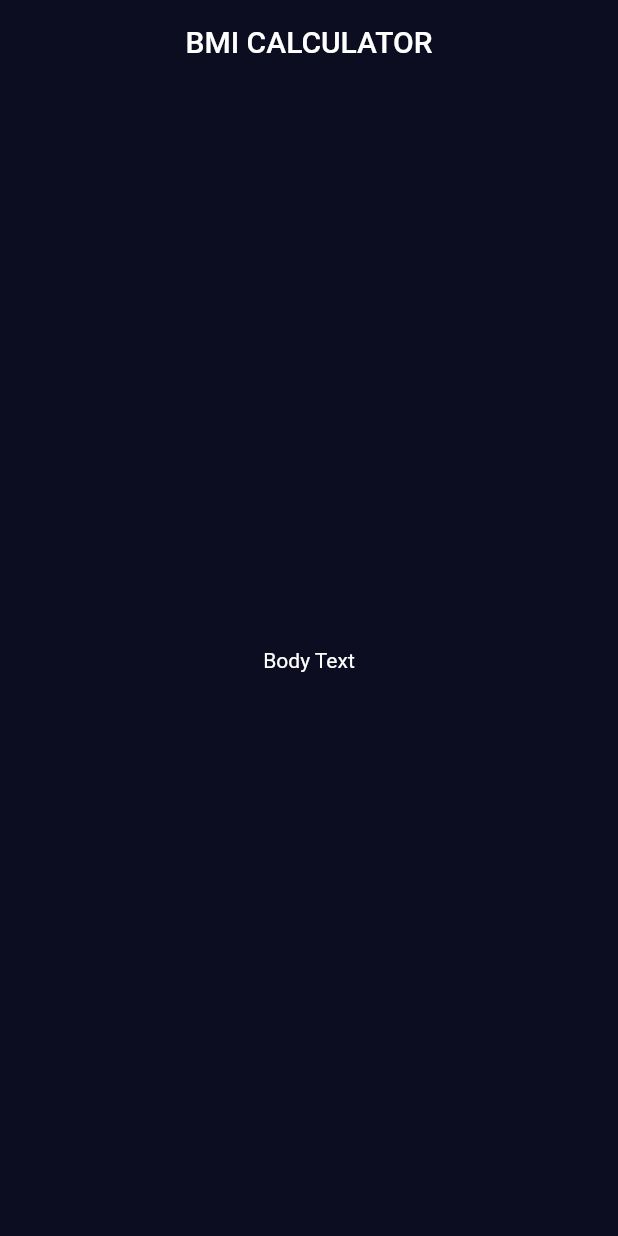
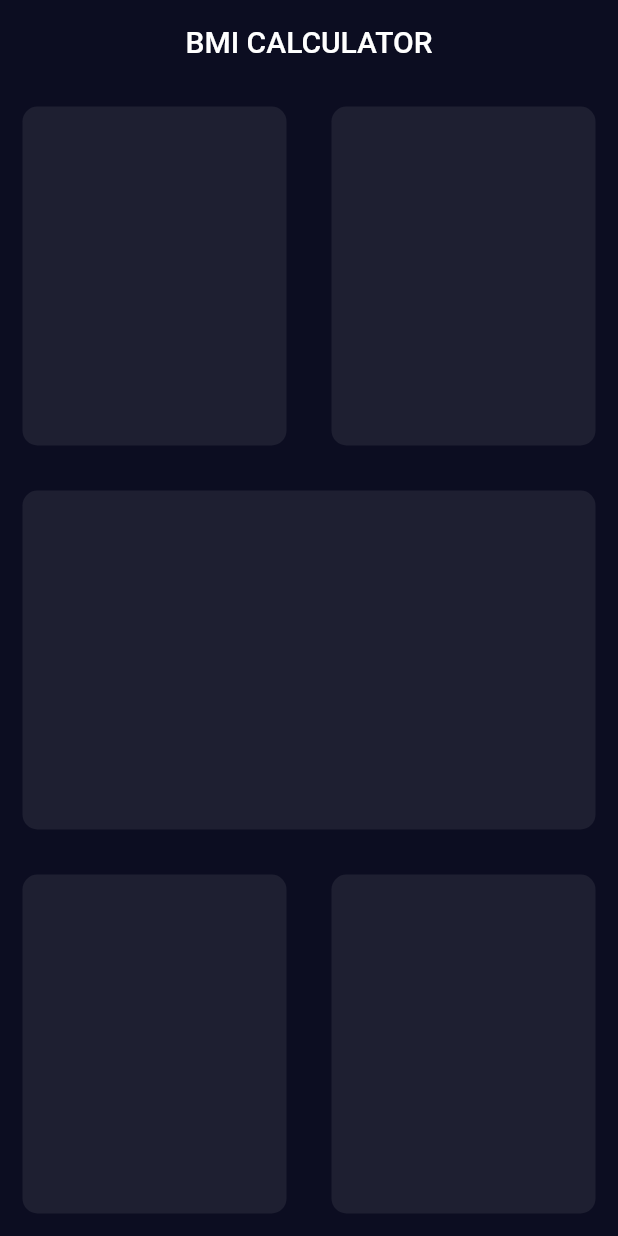
Before and after one commit to R4Y4N16/BMI_Calculator, a Flutter app: the screen it shows after launch, on a phone screen of 412 x 824 dp. Run offline on Flutter 3.47's test engine with Material 2 defaults, Android fonts, the phone set to English and light mode, and no system bars.

Commit message:
Created a custom widget

```diff
--- a/lib/input_page.dart
+++ b/lib/input_page.dart
@@ -1,4 +1,5 @@
 import 'package:flutter/material.dart';
+import 'package:flutter/rendering.dart';
 class InputPage extends StatefulWidget {
   @override
   _InputPageState createState() => _InputPageState();
@@ -11,9 +12,47 @@ class _InputPageState extends State<InputPage> {
       appBar: AppBar(
         title: const Center(child: Text('BMI CALCULATOR')),
       ),
-      body: const Center(
-        child: Text('Body Text'),
+      body: Column(
+        children: <Widget>[
+          Expanded(child: Row(
+            children: <Widget>[
+              Expanded(child: ReuseableCard(colour:Color(0xFF1e1f31),)),
+              Expanded(child: ReuseableCard(colour:Color(0xFF1e1f31),)),
+            ],
+          )),
+          Expanded(child: Container(
+            margin: const EdgeInsets.all(15.0),
+            decoration: BoxDecoration(
+              color: const Color(0xFF1e1f31),
+              borderRadius: BorderRadius.circular(10.0),
+            ),
+          ),),
+          Expanded(child: Row(
+            children: <Widget>[
+              Expanded(child: ReuseableCard(colour:Color(0xFF1e1f31),)),
+              Expanded(child: ReuseableCard(colour:Color(0xFF1e1f31),)),
+            ],
+          )),
+        ],
       ),
     );
   }
 }
+
+class ReuseableCard extends StatelessWidget {
+
+  ReuseableCard({required this.colour});
+
+  final Color colour;
+
+  @override
+  Widget build(BuildContext context) {
+    return Container(
+      margin: EdgeInsets.all(15.0),
+      decoration: BoxDecoration(
+        color: colour,
+        borderRadius: BorderRadius.circular(10.0),
+      ),
+    );
+  }
+}
```
